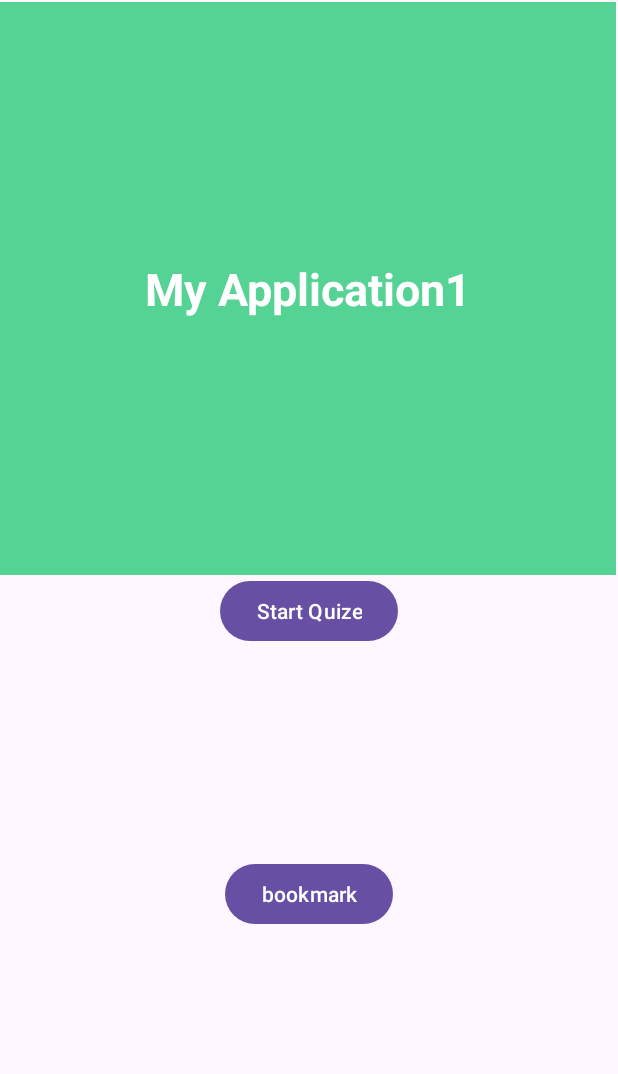
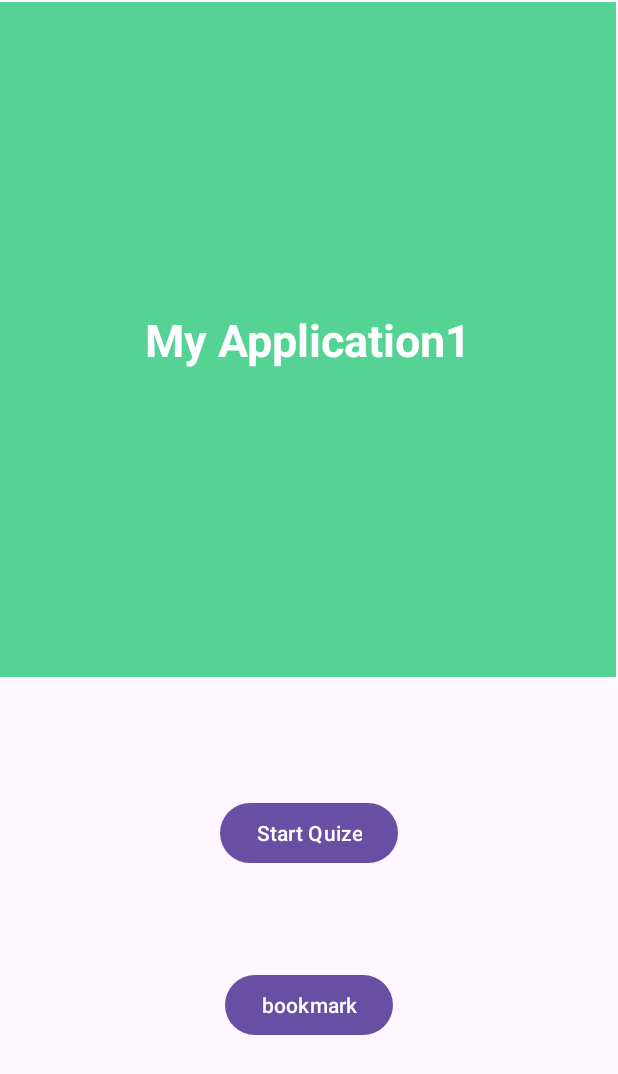
Before and after one commit to PremaDongare/Aptituteapp, an Android app: the screen it shows after launch (MainActivity), on a phone screen of 412 x 824 dp. Shown: the top 1074 px of the screen. Run offline under Robolectric (Android 15) with nearby library versions, the phone set to English and light mode, and no system bars.

Commit message:
commit mahima

```diff
--- a/app/src/main/res/layout/activity_main.xml
+++ b/app/src/main/res/layout/activity_main.xml
@@ -13,6 +13,7 @@
         android:layout_height="0dp"
         android:layout_marginTop="1dp"
         android:layout_marginEnd="1dp"
+        android:layout_marginBottom="80dp"
         android:background="@color/colorPrimary"
         app:layout_constraintBottom_toTopOf="@+id/next_btn"
         app:layout_constraintEnd_toEndOf="parent"
@@ -24,7 +25,7 @@
             android:text="@string/app_name"
             android:textColor="@color/design_default_color_background"
             android:textStyle="bold"
-            android:textSize="30dp"
+            android:textSize="30sp"
             android:layout_gravity="center"/>
 
     </FrameLayout>
@@ -35,10 +36,12 @@
         android:layout_height="wrap_content"
         android:layout_marginBottom="10sp"
         android:text="Start Quize"
+        android:layout_marginTop="100dp"
         app:layout_constraintBottom_toBottomOf="parent"
         app:layout_constraintEnd_toEndOf="parent"
         app:layout_constraintStart_toStartOf="parent"
-        app:layout_constraintTop_toTopOf="parent" />
+        app:layout_constraintTop_toTopOf="parent"
+        app:layout_constraintVertical_bias="0.648" />
 
     <Button
         android:layout_width="wrap_content"
```
